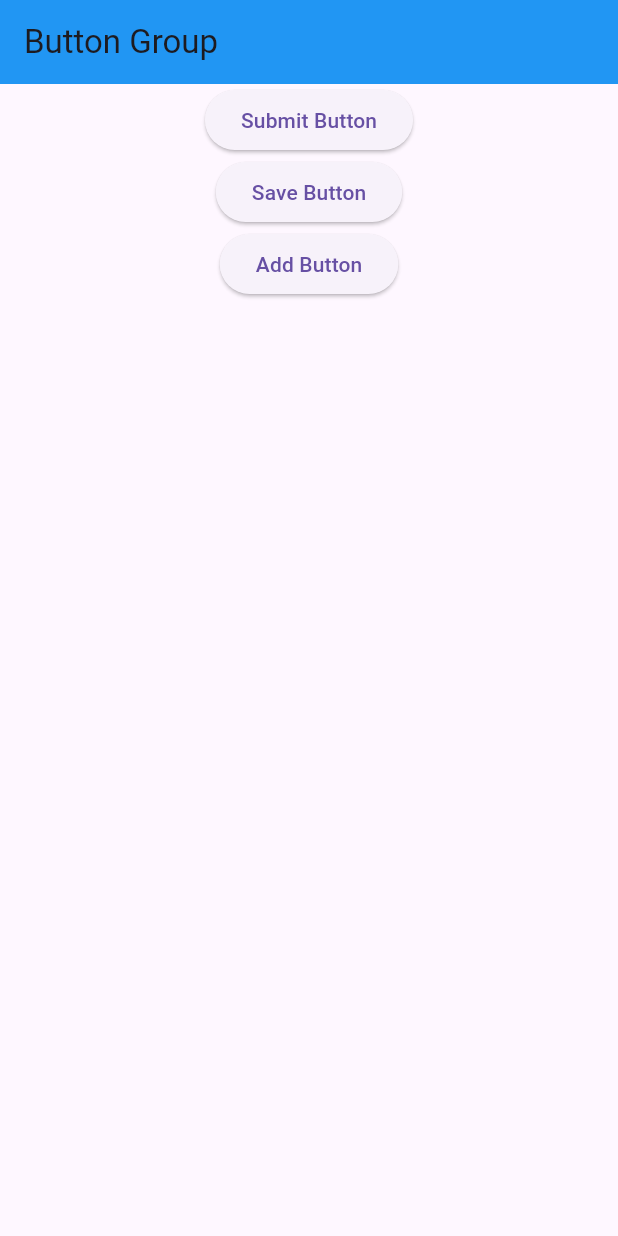
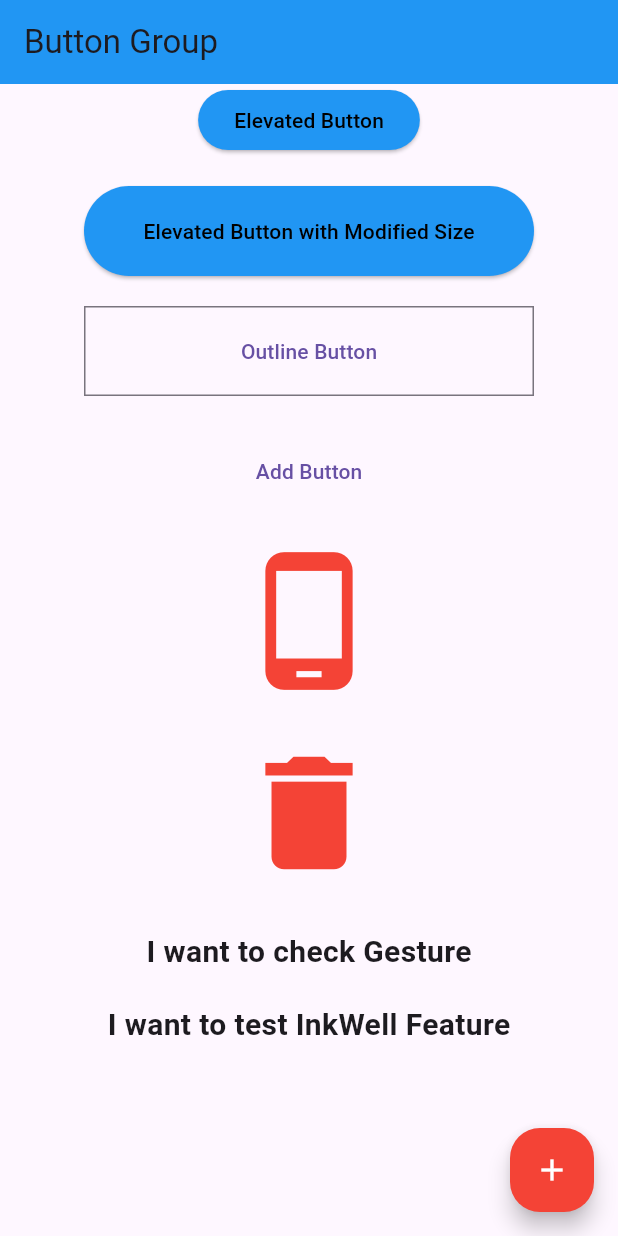
Before and after one commit to emtioushossain/flutter_learing_practice, a Flutter app: the screen it shows after launch, on a phone screen of 412 x 824 dp. Run offline on Flutter 3.47's test engine with Material 3 defaults, Android fonts, the light colour scheme and no system bars.

Commit message:
module_7_Button_part-2

```diff
--- a/lib/class_7/class_3_button.dart
+++ b/lib/class_7/class_3_button.dart
@@ -1,5 +1,4 @@
 import 'package:flutter/material.dart';
-
 class ButtonGroup extends StatelessWidget {
   const ButtonGroup({super.key});
 
@@ -10,11 +9,116 @@ class ButtonGroup extends StatelessWidget {
       body: Center(
         child: Column(
           children: [
-            ElevatedButton(onPressed: () {}, child: Text("Submit Button")),
-            ElevatedButton(onPressed: () {}, child: Text("Save Button")),
-            ElevatedButton(onPressed: () {}, child: Text("Add Button")),
+            ElevatedButton(
+              style: ElevatedButton.styleFrom(
+                backgroundColor: Colors.blue,
+                foregroundColor: Colors.black,
+                shape: RoundedRectangleBorder(
+                  borderRadius: BorderRadius.circular(30),
+                ),
+              ),
+
+              onPressed: () {},
+              child: Text("Elevated Button"),
+            ),
+            SizedBox(height: 20),
+            SizedBox(
+              height: 60,
+              width: 300,
+              //width: double.infinity, /// will take the whole width of the screen
+              child: ElevatedButton(
+                style: ElevatedButton.styleFrom(
+                  backgroundColor: Colors.blue,
+                  foregroundColor: Colors.black,
+                  shape: RoundedRectangleBorder(
+                    borderRadius: BorderRadius.circular(30),
+                  ),
+                ),
+
+                onPressed: () {},
+                child: Text("Elevated Button with Modified Size"),
+              ),
+            ),
+            SizedBox(height: 20),
+            SizedBox(
+              height: 60,
+              width: 300,
+              child: OutlinedButton(
+                style: OutlinedButton.styleFrom(
+                  shape: RoundedRectangleBorder(
+                    borderRadius: BorderRadius.only(),
+                  ),
+                ),
+
+                onPressed: () {},
+                child: Text("Outline Button"),
+              ),
+            ),
+            SizedBox(height: 20),
+            SizedBox(
+              height: 60,
+              width: 300,
+              child: TextButton(
+                onPressed: () {
+                  print("Read More");
+                },
+                child: Text("Add Button"),
+              ),
+            ),
+            SizedBox(height: 20),
+            Icon(Icons.phone_android, size: 100, color: Colors.red),
+            SizedBox(height: 20),
+            IconButton(
+              onPressed: () {
+                print("Delete");
+              },
+              icon: Icon(Icons.delete, size: 100, color: Colors.red),
+            ),
+            SizedBox(height: 20),
+            GestureDetector(
+              onTap: () {
+                print("Single Click");
+              },
+              onDoubleTap: () {
+                print("Double Click");
+              },
+              onLongPress: () {
+                print("Long Press");
+              },
+
+              child: Text(
+                "I want to check Gesture",
+                style: TextStyle(fontSize: 20, fontWeight: FontWeight.bold),
+              ),
+            ),
+            SizedBox(height: 20),
+            InkWell(
+              onTap: () {
+                print("Single Click");
+              },
+              onDoubleTap: () {
+                print("Double Click");
+              },
+              onLongPress: () {
+                print("Long Press");
+              },
+
+              child: Text(
+                "I want to test InkWell Feature",
+                style: TextStyle(fontSize: 20, fontWeight: FontWeight.bold),
+              ),
+            ),
           ],
         ),
+      ),
+      floatingActionButton: FloatingActionButton(
+        shape: RoundedRectangleBorder(borderRadius: BorderRadius.circular(20)),
+        backgroundColor: Colors.red,
+        foregroundColor: Colors.white,
+        child: Icon(Icons.add),
+        onPressed: () {
+          print("Adding with Floating button");
+        },
       ),
     );
   }
```
